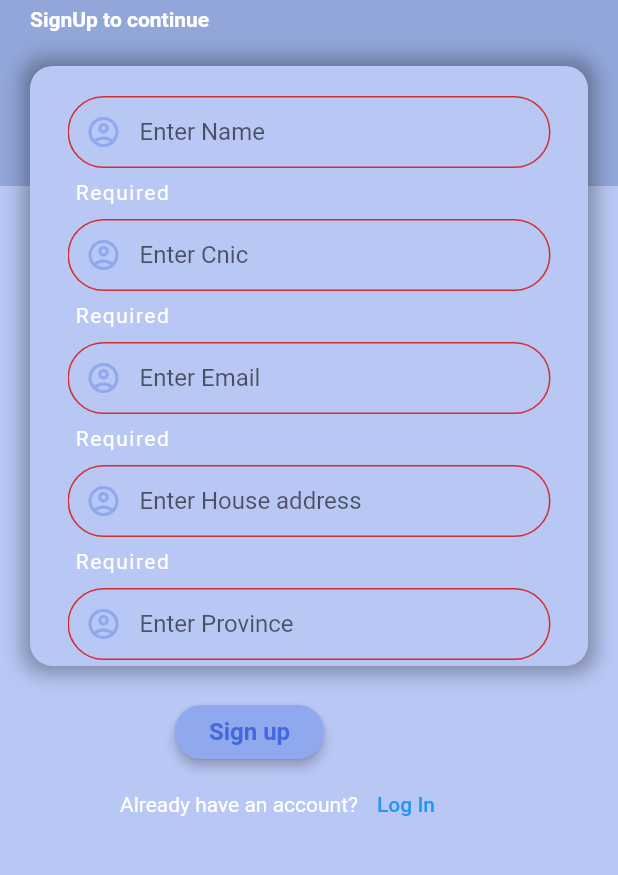
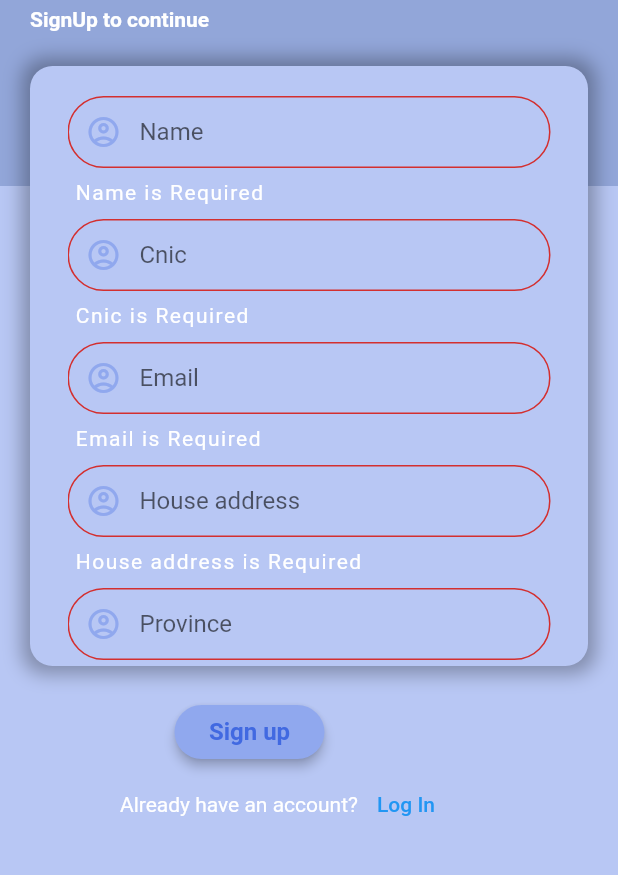
Before and after one commit to Tuqeer-meer-code/flutter_copied, a Flutter app: the signupScreen screen opened by its route, after a tap on "Sign up", on a phone screen of 412 x 824 dp, the part 114-989 px from its top. Run offline on Flutter 3.47's test engine with Material 2 defaults, Android fonts, the phone set to English and light mode, and no system bars.

Commit message:
Controller added

```diff
--- a/lib/screens/signup.dart
+++ b/lib/screens/signup.dart
@@ -1,7 +1,6 @@
 import 'package:flutter/material.dart';
 import 'package:flutter/services.dart';
 import 'package:uscb/Routes/MyRoutes.dart';
-import 'package:uscb/screens/mainscreen.dart';
 import 'pallete.dart';
 
 class signupScreen extends StatefulWidget {
@@ -30,7 +29,7 @@ class _signupScreenState extends State<signupScreen> {
                 height: 200,
                 child: Container(
                   padding: EdgeInsets.only(top: 50, left: 20),
-                  color: Color(0xFF3b5999).withOpacity(.30),
+                  color: Color(0xff3b5999).withOpacity(.30),
                   child: Column(
                     crossAxisAlignment: CrossAxisAlignment.start,
                     children: [
@@ -93,39 +92,39 @@ class _signupScreenState extends State<signupScreen> {
                             SizedBox(
                               height: 10,
                             ),
-                            textfield("Enter Name"),
+                            textfield("Name",name),
                             SizedBox(
                               height: 10,
                             ),
-                            textfield("Enter Cnic"),
+                            textfield("Cnic",cnic),
                             SizedBox(
                               height: 10,
                             ),
-                            textfield("Enter Email"),
+                            textfield("Email",email),
                             SizedBox(
                               height: 10,
                             ),
-                            textfield("Enter House address"),
+                            textfield("House address",house),
                             SizedBox(
                               height: 10,
                             ),
-                            textfield("Enter Province"),
+                            textfield("Province",province),
                             SizedBox(
                               height: 10,
                             ),
-                            textfield("Enter District"),
+                            textfield("District",district),
                             SizedBox(
                               height: 10,
                             ),
-                            textfield("Enter Tehsil"),
+                            textfield("Tehsil",tehsil),
                             SizedBox(
                               height: 10,
                             ),
-                            textfield("Enter City"),
+                            textfield("City",city),
                             SizedBox(
                               height: 10,
                             ),
-                            textfield("Password"),
+                            textfield("Password",password),
                             SizedBox(
                               height: 150,
                             ),
@@ -191,20 +190,22 @@ class _signupScreenState extends State<signupScreen> {
       ),
     );
   }
-  final myController=TextEditingController();
-  @override
-  void dispose() {
-    // Clean up the controller when the widget is disposed.
-    myController.dispose();
-    super.dispose();
-  }
+  final password=TextEditingController();
+  final district=TextEditingController();
+  final tehsil=TextEditingController();
+  final city=TextEditingController();
+  final province=TextEditingController();
+final name=TextEditingController();
+  final cnic=TextEditingController();
+  final email=TextEditingController();
+  final house=TextEditingController();
+  Widget textfield(String title ,TextEditingController con ) {
 
-  Widget textfield(String title  ) {
     return TextFormField(
-controller: myController,
+      controller: con,
     validator: (String value) {
       if (value.isEmpty) {
-        return "Required";
+        return "$title is Required";
       }
     },
     decoration: InputDecoration(
@@ -224,6 +225,7 @@ controller: myController,
     hintText: title,
     ),
     );
+
   }
 
 }
```
